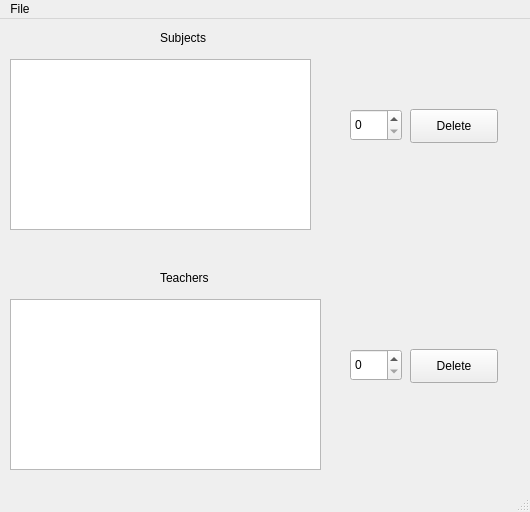
ice-bit/registro, file delTS.ui: the form before one commit.
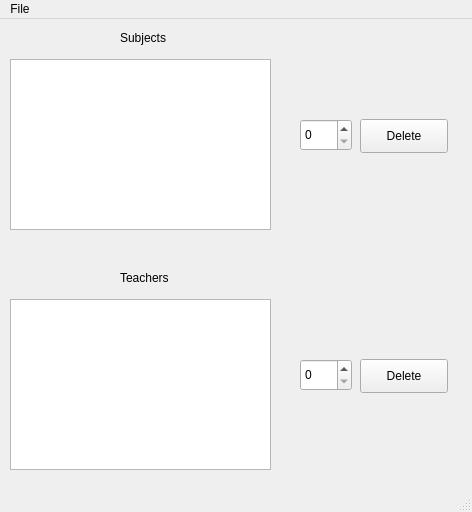
The form after the commit.

```diff
--- a/delTS.ui
+++ b/delTS.ui
@@ -6,7 +6,7 @@
    <rect>
     <x>0</x>
     <y>0</y>
-    <width>530</width>
+    <width>472</width>
     <height>512</height>
    </rect>
   </property>
@@ -19,7 +19,7 @@
      <rect>
       <x>10</x>
       <y>40</y>
-      <width>301</width>
+      <width>261</width>
       <height>171</height>
      </rect>
     </property>
@@ -30,7 +30,7 @@
    <widget class="QLabel" name="label">
     <property name="geometry">
      <rect>
-      <x>160</x>
+      <x>120</x>
       <y>10</y>
       <width>58</width>
       <height>18</height>
@@ -45,7 +45,7 @@
      <rect>
       <x>10</x>
       <y>280</y>
-      <width>311</width>
+      <width>261</width>
       <height>171</height>
      </rect>
     </property>
@@ -56,7 +56,7 @@
    <widget class="QLabel" name="label_2">
     <property name="geometry">
      <rect>
-      <x>160</x>
+      <x>120</x>
       <y>250</y>
       <width>58</width>
       <height>18</height>
@@ -69,8 +69,8 @@
    <widget class="QSpinBox" name="spnSub">
     <property name="geometry">
      <rect>
-      <x>350</x>
-      <y>90</y>
+      <x>300</x>
+      <y>100</y>
       <width>52</width>
       <height>32</height>
      </rect>
@@ -79,8 +79,8 @@
    <widget class="QPushButton" name="btnDeleteSub">
     <property name="geometry">
      <rect>
-      <x>410</x>
-      <y>90</y>
+      <x>360</x>
+      <y>100</y>
       <width>88</width>
       <height>34</height>
      </rect>
@@ -92,8 +92,8 @@
    <widget class="QSpinBox" name="spnTeach">
     <property name="geometry">
      <rect>
-      <x>350</x>
-      <y>330</y>
+      <x>300</x>
+      <y>340</y>
       <width>52</width>
       <height>32</height>
      </rect>
@@ -102,8 +102,8 @@
    <widget class="QPushButton" name="btnDeleteTeach">
     <property name="geometry">
      <rect>
-      <x>410</x>
-      <y>330</y>
+      <x>360</x>
+      <y>340</y>
       <width>88</width>
       <height>34</height>
      </rect>
@@ -117,7 +117,7 @@
      <rect>
       <x>10</x>
       <y>220</y>
-      <width>491</width>
+      <width>441</width>
       <height>20</height>
      </rect>
     </property>
@@ -134,7 +134,7 @@
     <rect>
      <x>0</x>
      <y>0</y>
-     <width>530</width>
+     <width>472</width>
      <height>30</height>
     </rect>
    </property>
```
Left out of the diff: 2 changed lines with no effect on the pictures.
